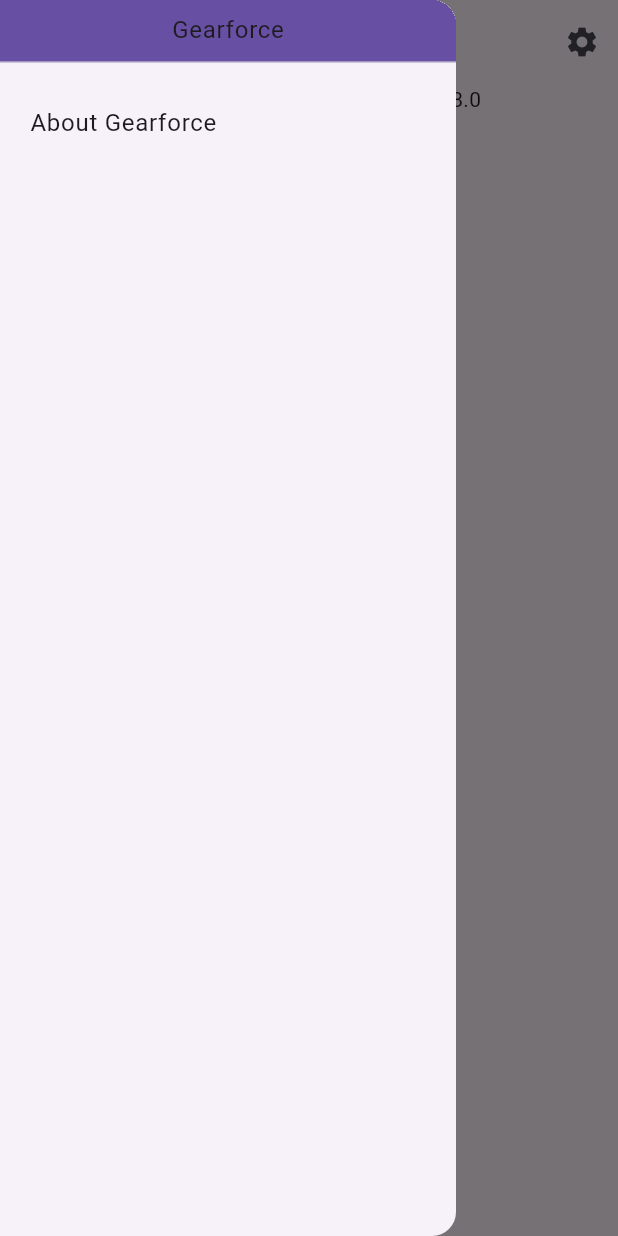
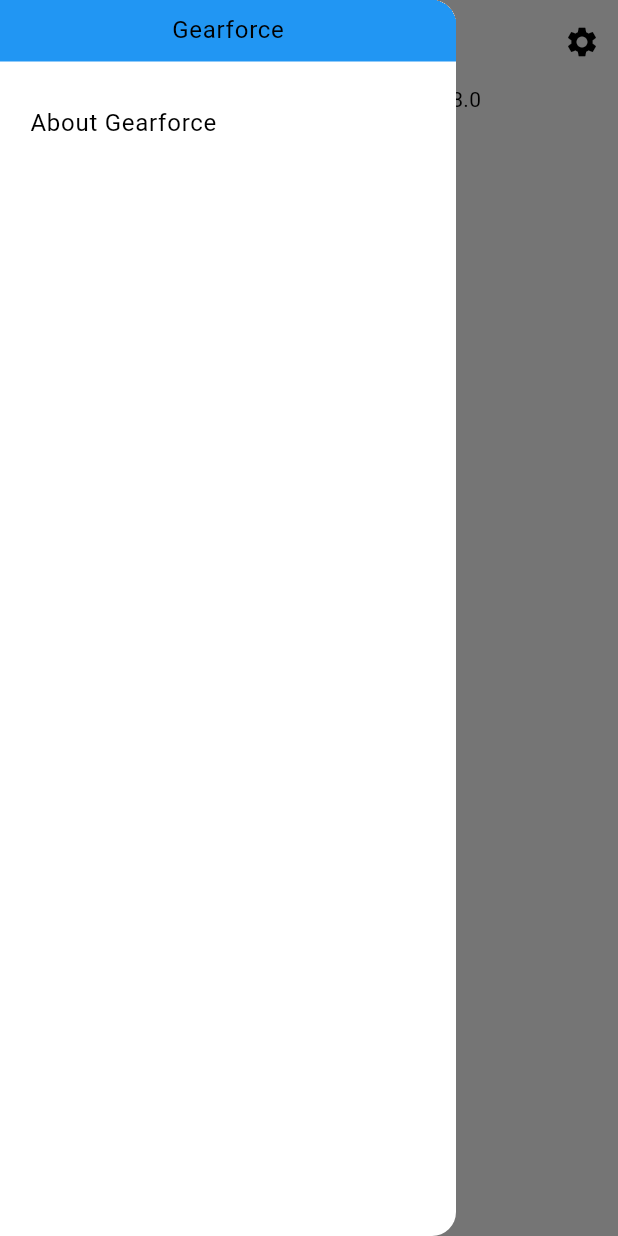
Before and after one commit to Ariemeth/gearforce, a Flutter app: the screen it shows after launch, with the side drawer open, on a phone screen of 412 x 824 dp. Run offline on Flutter 3.47's test engine with Material 3 defaults, Android fonts, the phone set to English and light mode, and no system bars; our stand-ins replace flutter_bloc, shared_preferences; generated files the repository leaves out were written again.

Commit message:
Added first responsive layout

```diff
--- a/lib/src/gearforce.dart
+++ b/lib/src/gearforce.dart
@@ -37,7 +37,8 @@ class Gearforce extends StatelessWidget {
           // Define a light and dark color theme. Then, read the user's
           // preferred ThemeMode (light, dark, or system default) from the
           // Settings Bloc to display the correct theme.
-          theme: ThemeData(),
+          theme: ThemeData.from(
+              colorScheme: ColorScheme.fromSwatch(primarySwatch: Colors.blue)),
           darkTheme: ThemeData.dark(),
           themeMode: state.themeMode,
 
--- a/lib/src/pages/home/home_page_view.dart
+++ b/lib/src/pages/home/home_page_view.dart
@@ -27,8 +27,8 @@ class HomePageView extends StatelessWidget {
       ),
       body: LayoutBuilder(
         builder: (context, constraints) {
-          final screenSize = ResponsiveSize.getScreenSize(constraints.maxWidth);
-          return Column(
+          final screenSize = ResponsiveSize.getScreenSize(context);
+          final rosterMetaData = Column(
             mainAxisAlignment: MainAxisAlignment.start,
             children: [
               Center(
@@ -36,6 +36,22 @@ class HomePageView extends StatelessWidget {
                       'Gearforce W:${constraints.minWidth}/${constraints.maxWidth}, H:${constraints.minHeight}/${constraints.maxHeight}')),
             ],
           );
+
+          switch (screenSize) {
+            case ScreenSize.small:
+              return rosterMetaData;
+            case ScreenSize.large:
+              return Row(
+                children: [
+                  rosterMetaData,
+                  Expanded(
+                    child: Container(
+                      color: Colors.blueGrey,
+                    ),
+                  ),
+                ],
+              );
+          }
         },
       ),
       drawer: Drawer(
--- a/lib/src/widgets/responsive_size.dart
+++ b/lib/src/widgets/responsive_size.dart
@@ -1,13 +1,19 @@
+import 'package:flutter/widgets.dart';
+
 enum ScreenSize {
   small,
   large,
 }
 
 class ResponsiveSize {
-  static ScreenSize getScreenSize(double width) {
-    if (width < 1000) {
+  static const int smallBreakpoint = 1000;
+
+  static ScreenSize getScreenSize(BuildContext context) {
+    final width = MediaQuery.of(context).size.width;
+    if (width < smallBreakpoint) {
       return ScreenSize.small;
+    } else {
+      return ScreenSize.large;
     }
-    return ScreenSize.large;
   }
 }
```
